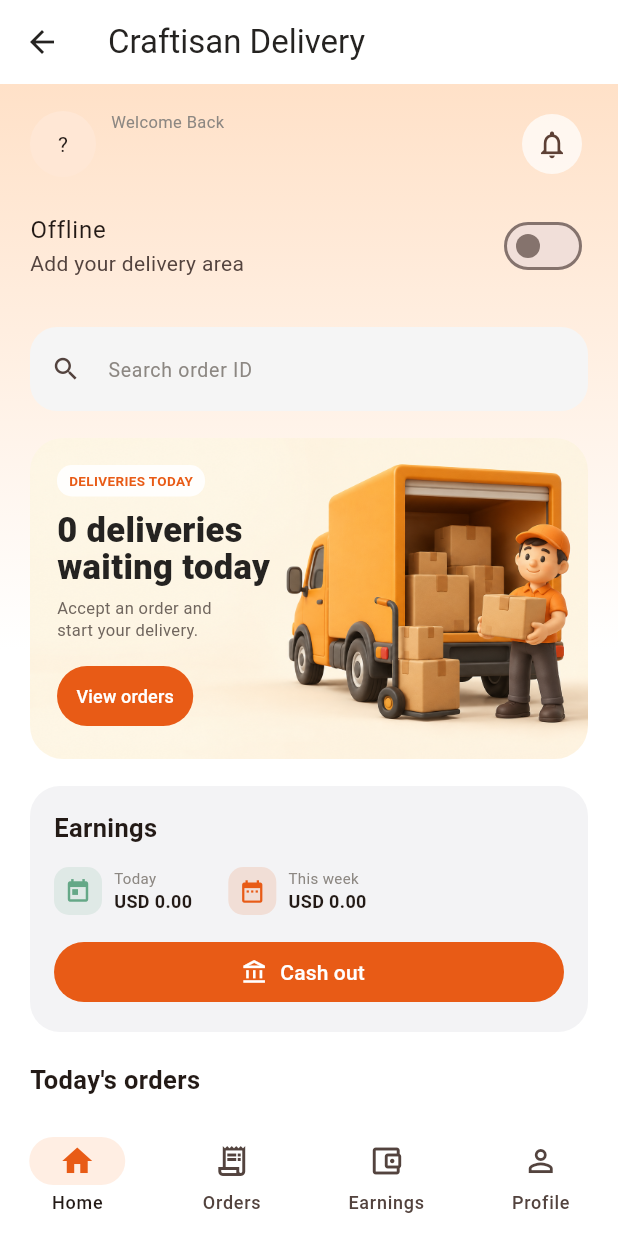
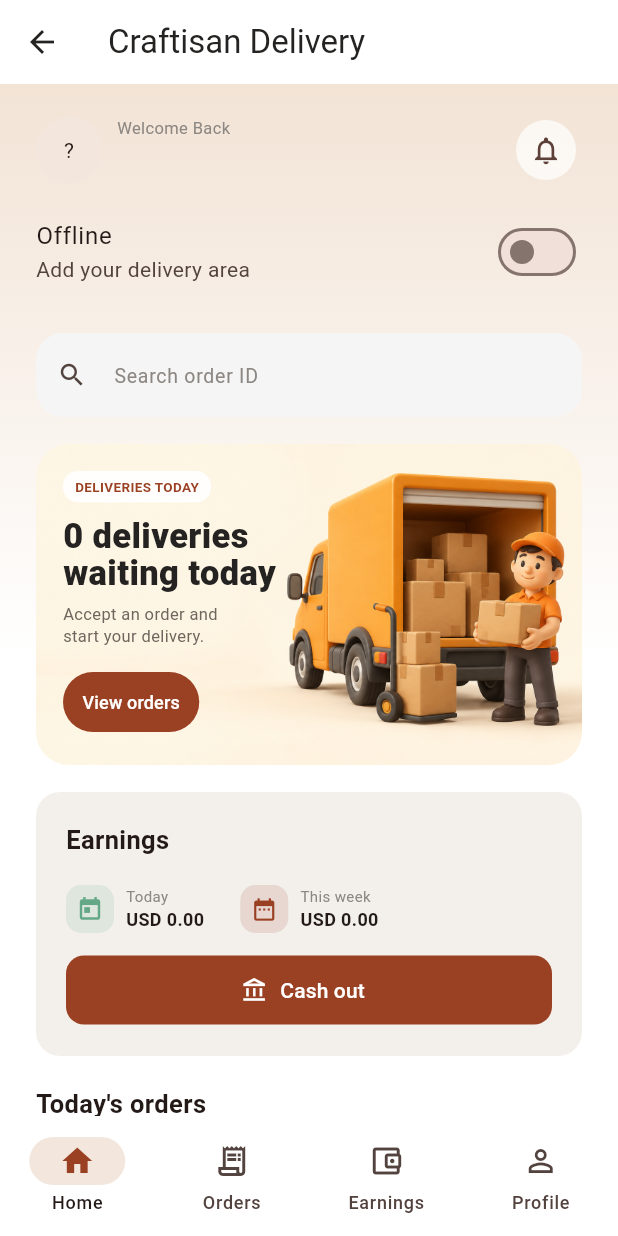
Before and after one commit to arindu123/handicraft_marketplaceapp, a Flutter app: the DeliveryHomeScreen screen opened by its route, on a phone screen of 412 x 824 dp. Run offline on Flutter 3.47's test engine with Material 3 defaults, Android fonts, the phone set to English and light mode, and no system bars; our stand-ins replace cloud_firestore, firebase_auth, firebase_core, firebase_messaging, firebase_storage, image_picker; accounts and stored records are empty; key blocks and very long unbroken strings in the code were emptied for the run.

Commit message:
Update delivery module UI and Craftisan app branding

```diff
--- a/lib/features/delivery/screens/delivery_home_screen.dart
+++ b/lib/features/delivery/screens/delivery_home_screen.dart
@@ -6,6 +6,8 @@
 import '../../../shared/data/profile_repository.dart';
 import '../../../shared/widgets/role_selection_back_button.dart';
 import '../widgets/delivery_profile_editor.dart';
+import '../widgets/delivery_profile_widgets.dart';
+import '../../../core/theme/app_colors.dart';
 
 import '../../../shared/data/marketplace_repository.dart';
 
@@ -103,8 +105,13 @@
     final saved = await Navigator.push<bool>(
       context,
       MaterialPageRoute(
-        builder: (_) =>
-            DeliveryProfileEditor(repository: _profiles!, profile: _profile!),
+        builder: (_) => DeliveryProfileEditor(
+          repository: _profiles!,
+          profile: _profile!,
+          completedDeliveries: _receivedOrders
+              ? _orders.where((order) => order.delivered).length
+              : null,
+        ),
       ),
     );
     if (saved == true && mounted) {
@@ -319,7 +326,7 @@
 
         backgroundColor: Colors.white,
 
-        indicatorColor: const Color(0xFFFFEEE3),
+        indicatorColor: DeliveryStyle.peach,
 
         destinations: const [
           NavigationDestination(
@@ -398,11 +405,11 @@
 
             end: Alignment.center,
 
-            colors: [Color(0xFFFFE1C8), Colors.white],
+            colors: [DeliveryStyle.heroCream, Colors.white],
           ),
         ),
 
-        padding: const EdgeInsets.fromLTRB(20, 16, 20, 22),
+        padding: const EdgeInsets.fromLTRB(24, 20, 24, 24),
 
         child: Column(
           crossAxisAlignment: CrossAxisAlignment.stretch,
@@ -666,12 +673,12 @@
   }
 
   Widget _balanceCard() => Container(
-    padding: const EdgeInsets.all(16),
+    padding: const EdgeInsets.all(20),
 
     decoration: BoxDecoration(
-      color: const Color(0xFFF3F3F5),
+      color: AppColors.surface,
 
-      borderRadius: BorderRadius.circular(20),
+      borderRadius: BorderRadius.circular(16),
     ),
 
     child: Column(
@@ -684,7 +691,7 @@
           style: TextStyle(fontSize: 17, fontWeight: FontWeight.bold),
         ),
 
-        const SizedBox(height: 14),
+        const SizedBox(height: 18),
 
         Wrap(
           spacing: 24,
@@ -725,6 +732,14 @@
           ),
 
         FilledButton.icon(
+          style: FilledButton.styleFrom(
+            backgroundColor: DeliveryStyle.orange,
+            foregroundColor: Colors.white,
+            minimumSize: const Size(double.infinity, 46),
+            shape: RoundedRectangleBorder(
+              borderRadius: BorderRadius.circular(12),
+            ),
+          ),
           onPressed: () => showDeliveryNotice(
             context,
 
@@ -1178,7 +1193,7 @@
   }
 
   Widget _wallet() => ListView(
-    padding: const EdgeInsets.all(20),
+    padding: const EdgeInsets.all(24),
 
     children: [
       _heading('My Earnings', 'Your completed delivery earnings.'),
@@ -1214,16 +1229,22 @@
     ],
   );
 
-  Widget _account() => ListView(
-    padding: const EdgeInsets.all(20),
+  Widget _account() => Material(
+    color: AppColors.background,
+    child: ListView(
+      padding: const EdgeInsets.all(24),
 
       children: [
-      _heading('Profile', 'Your Craftisan delivery workspace.'),
+        const DeliveryProfileHeading(
+          title: 'Profile Information',
+          subtitle: 'Manage your delivery identity and contact details.',
+        ),
 
         const SizedBox(height: 24),
 
-      Center(
-        child: ProfileAvatar(name: _riderName, url: _photoUrl, radius: 35),
+        DeliveryProfilePortrait(
+          onEdit: _profile != null && _profiles != null ? _editProfile : null,
+          avatar: ProfileAvatar(name: _riderName, url: _photoUrl, radius: 44),
         ),
 
         const SizedBox(height: 12),
@@ -1237,7 +1258,7 @@
         ),
 
         Text(
-        _locationLabel,
+          _riderArea.isEmpty ? 'Add your delivery area' : _riderArea,
 
           textAlign: TextAlign.center,
 
@@ -1246,16 +1267,48 @@
 
         const SizedBox(height: 12),
 
-      if (_email.isNotEmpty) Text(_email, textAlign: TextAlign.center),
+        _availability(),
+        if (!MarketplaceBackend.enabled || _receivedOrders) ...[
+          const SizedBox(height: 12),
+          DeliveryCompletedSummary(
+            count: _orders.where((order) => order.delivered).length,
+          ),
+        ],
         if (_profiles != null)
-        TextButton.icon(
+          Padding(
+            padding: const EdgeInsets.only(top: 16, bottom: 8),
+            child: OutlinedButton.icon(
               onPressed: _profile == null ? null : _editProfile,
+              style: OutlinedButton.styleFrom(
+                foregroundColor: DeliveryStyle.orange,
+                minimumSize: const Size(double.infinity, 48),
+                side: BorderSide(
+                  color: DeliveryStyle.orange.withValues(alpha: .3),
+                ),
+                shape: RoundedRectangleBorder(
+                  borderRadius: BorderRadius.circular(12),
+                ),
+              ),
               icon: const Icon(Icons.edit_outlined),
               label: const Text('Edit profile / photo'),
             ),
-      _availability(),
+          ),
+        const SizedBox(height: 24),
 
-      const SizedBox(height: 24),
+        if (_email.isNotEmpty)
+          DeliveryProfileField(
+            label: 'Email address',
+            icon: Icons.mail_outline,
+            value: _email,
+            readOnly: true,
+          ),
+        if ((_profile?['phone'] as String? ?? '').isNotEmpty)
+          DeliveryProfileField(
+            label: 'Mobile number',
+            icon: Icons.phone_outlined,
+            value: _profile!['phone'] as String,
+            readOnly: true,
+          ),
 
         SwitchListTile(
           contentPadding: EdgeInsets.zero,
@@ -1323,6 +1376,7 @@
           },
         ),
       ],
+    ),
   );
 
   Widget _heading(String title, String subtitle) => Column(
--- a/lib/features/delivery/widgets/delivery_widgets.dart
+++ b/lib/features/delivery/widgets/delivery_widgets.dart
@@ -1,11 +1,13 @@
 import 'package:flutter/material.dart';
 
 class DeliveryStyle {
-  static const orange = Color(0xFFE85B16);
+  // Match the buyer marketplace's button and navigation accent.
+  static const orange = Color(0xFF9A4023);
   static const ink = Color(0xFF252321);
   static const muted = Color(0xFF8C8782);
   static const surface = Color(0xFFF5F5F5);
-  static const peach = Color(0xFFFFE7D5);
+  static const peach = Color(0xFFF3E7DD);
+  static const heroCream = Color(0xFFF2E3D5);
   static const assets = 'lib/features/delivery/widgets/';
   static ThemeData get theme => ThemeData(
     useMaterial3: true,
```
Also changed, not shown: lib/features/delivery/widgets/delivery_profile_editor.dart (+101 -23 lines), lib/features/delivery/widgets/delivery_profile_widgets.dart (added, +234 -0 lines), assets/images/branding/craftisan_bag_icon.png (added), assets/images/branding/craftisan_logo.png (added), assets/images/branding/craftisan_logo.svg (added), assets/images/branding/craftisan_marketplace_logo.png (added), 18 other files. Lines whose indentation alone changed are shown as unchanged.
